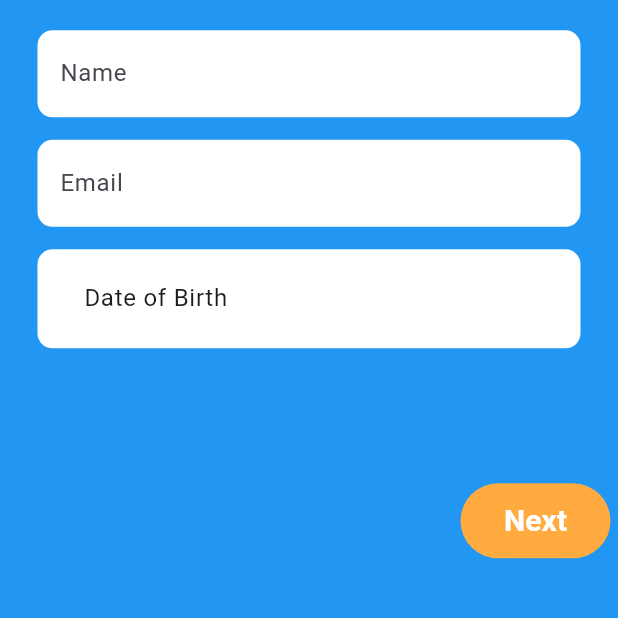
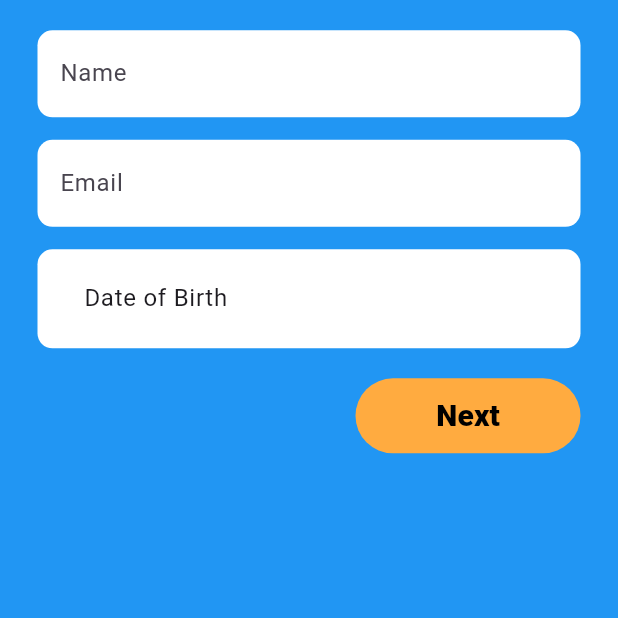
Before and after one commit to edwxrdbobb/give-thanks-mobile-app-flutter, a Flutter app: the SignUp1 screen opened directly, on a phone screen of 412 x 824 dp, the part 226-844 px from its top. Run offline on Flutter 3.47's test engine with Material 3 defaults, Android fonts, the phone set to English and light mode, and no system bars; drawn by our look-alikes of flutter_form_builder; our stand-ins replace google_fonts, material_design_icons_flutter.

Commit message:
the next button modified

```diff
--- a/lib/screens/signup1.dart
+++ b/lib/screens/signup1.dart
@@ -127,37 +127,37 @@ class _SignUp1State extends State<SignUp1> {
                             },
                           ),
                         ),
-                      ],
-                    ),
-                  ),
-                ),
+
+                        //The next button
                         const SizedBox(
-                  height: 70,
+                          height: 20,
                         ),
                         Row(
                           mainAxisAlignment: MainAxisAlignment.end,
                           children: [
                             SizedBox(
-                      width: 100,
+                              width: 150,
                               height: 50,
                               child: TextButton(
                                 onPressed: () {
                                   Navigator.push(
                                     context,
                                     MaterialPageRoute(
-                                builder: (context) => const ConfirmOtp()),
+                                        builder: (context) =>
+                                            const ConfirmOtp()),
                                   );
                                 },
                                 style: TextButton.styleFrom(
-                          backgroundColor: Colors.orangeAccent, // Gold color
-                          minimumSize:
-                              const Size(200, 50), // Specific width and height
+                                  backgroundColor:
+                                      Colors.orangeAccent, // Gold color
+                                  minimumSize: const Size(
+                                      200, 50), // Specific width and height
                                 ),
                                 child: const Text(
                                   'Next',
                                   style: TextStyle(
-                            color: Colors.white, // White text color
-                            fontWeight: FontWeight.bold,
+                                    color: Colors.black, // White text color
+                                    fontWeight: FontWeight.w900,
                                     fontSize: 20,
                                   ),
                                 ),
@@ -169,6 +169,10 @@ class _SignUp1State extends State<SignUp1> {
                     ),
                   ),
                 ),
+              ],
+            ),
+          ),
+        ),
       ),
     );
   }
```
Lines whose indentation alone changed are shown as unchanged.
